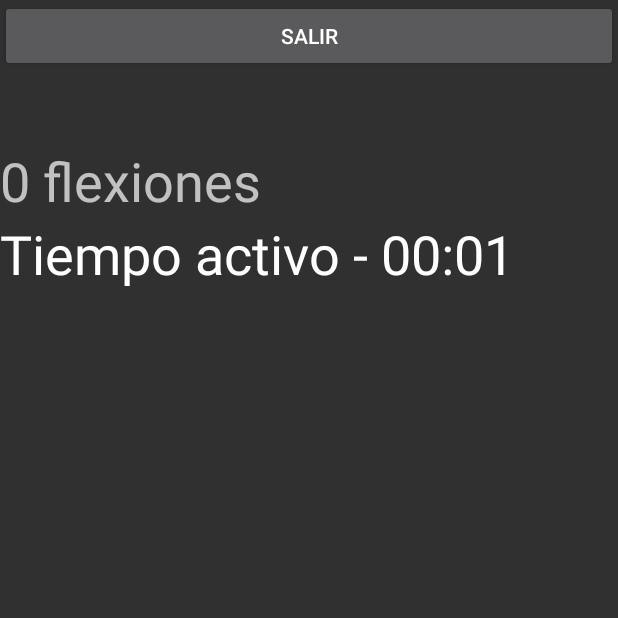
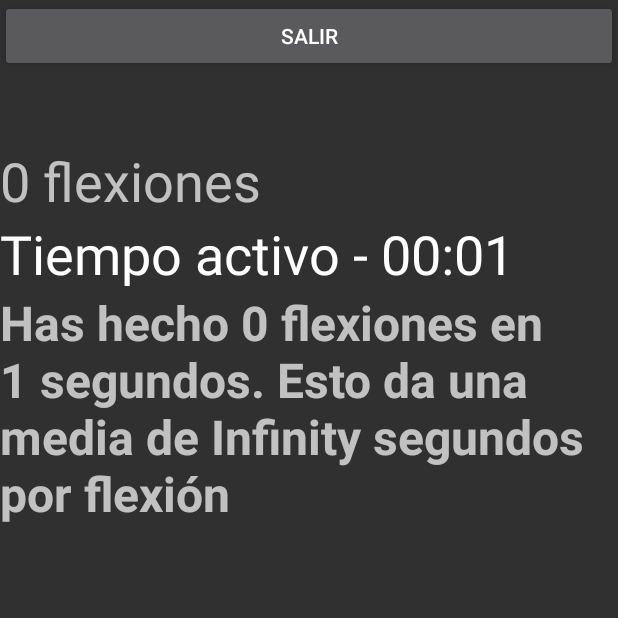
Before and after one commit to sergioaraque/Flexiones, an Android app: the Flexiones screen opened directly, with no data from a screen before it, after a tap on "PAUSA", on a phone screen of 412 x 824 dp, the top half of it. Run offline under Robolectric (Android 15) with nearby library versions, the phone set to English and light mode, and no system bars.

Commit message:
Añadido el resutlado final de las flexiones

```diff
--- a/app/src/main/java/com/sergioaraque/flexiones/Flexiones.java
+++ b/app/src/main/java/com/sergioaraque/flexiones/Flexiones.java
@@ -1,17 +1,22 @@
 package com.sergioaraque.flexiones;
 
+import android.app.AlertDialog;
 import android.os.Bundle;
+import android.os.SystemClock;
 import android.support.v7.app.AppCompatActivity;
+import android.util.Log;
 import android.view.View;
 import android.widget.Button;
 import android.widget.Chronometer;
 import android.widget.LinearLayout;
 import android.widget.TextView;
 
+
+
 public class Flexiones extends AppCompatActivity {
 
     LinearLayout linearLayoutContador;
-    TextView tvContador;
+    TextView tvContador, tvResultado;
     Chronometer simpleChronometer;
     Button btnParar;
 
@@ -26,10 +31,12 @@ public class Flexiones extends AppCompatActivity {
         btnParar = (Button) findViewById(R.id.btnParar);
         linearLayoutContador = (LinearLayout) findViewById (R.id.linearLayoutContador);
         tvContador = (TextView) findViewById(R.id.tvContador);
+        tvResultado = (TextView) findViewById(R.id.tvResultado);
 
         tvContador.setText(contador + " flexiones");
 
         simpleChronometer = (Chronometer) findViewById(R.id.simpleChronometer); // initiate a chronometer
+        simpleChronometer.setBase(SystemClock.elapsedRealtime());
         simpleChronometer.start(); // start a chronometer
         simpleChronometer.setFormat("Tiempo activo - %s"); // set the format for a chronometer
     }
@@ -46,5 +53,17 @@ public class Flexiones extends AppCompatActivity {
     public void pararCronometro(View v) {
         simpleChronometer.stop();
         btnParar.setVisibility(View.INVISIBLE);
+        calcularMedia();
+
+    }
+
+    public void calcularMedia() {
+        Log.e("Test", "Testtt");
+        long segundos =  (SystemClock.elapsedRealtime() - simpleChronometer.getBase()) / 1000;
+        Log.e("SEGUNDOS", segundos + "");
+        Log.e("FLEXIONES", contador + "");
+        float resultado = (float) segundos / contador;
+        Log.e("Resultado", resultado + "");
+        tvResultado.setText("Has hecho " + contador + " flexiones en " + segundos + " segundos. Esto da una media de " + resultado + " segundos por flexión");
     }
 }
--- a/app/src/main/res/layout/flexiones.xml
+++ b/app/src/main/res/layout/flexiones.xml
@@ -41,6 +41,13 @@
                 android:layout_height="wrap_content"
                 android:textSize="36sp" />
 
+            <TextView
+                android:id="@+id/tvResultado"
+                android:layout_width="match_parent"
+                android:layout_height="wrap_content"
+                android:textSize="32sp"
+                android:textStyle="bold" />
+
         </LinearLayout>
 
     </LinearLayout>
```
